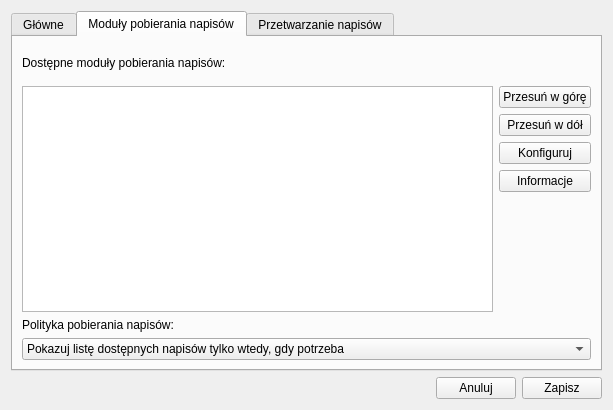
The window that ui/frmoptions.ui (QNapi/qnapi) describes before a commit, drawn with Qt 5.
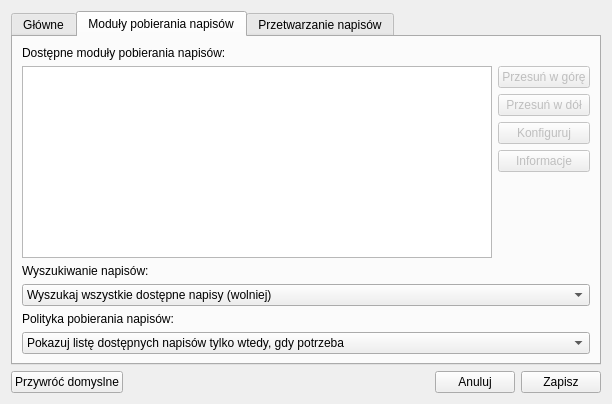
The same window after the commit. Icons and pictures are not drawn.

Commit message: Konfigurowalna lista modulow przeniesiona na QTableWidget (prostsze zarzadzanie)

The edit to the form file:
```diff
--- a/ui/frmoptions.ui
+++ b/ui/frmoptions.ui
@@ -5,8 +5,8 @@
    <rect>
     <x>0</x>
     <y>0</y>
-    <width>613</width>
-    <height>410</height>
+    <width>601</width>
+    <height>404</height>
    </rect>
   </property>
   <property name="windowTitle" >
@@ -154,7 +154,13 @@
         </widget>
        </item>
        <item rowspan="7" row="1" column="0" >
-        <widget class="QTableView" name="tvEngines" >
+        <widget class="QTableWidget" name="twEngines" >
+         <property name="editTriggers" >
+          <set>QAbstractItemView::NoEditTriggers</set>
+         </property>
+         <property name="dragDropMode" >
+          <enum>QAbstractItemView::NoDragDrop</enum>
+         </property>
          <property name="selectionMode" >
           <enum>QAbstractItemView::SingleSelection</enum>
          </property>
@@ -167,12 +173,9 @@
          <property name="horizontalScrollMode" >
           <enum>QAbstractItemView::ScrollPerPixel</enum>
          </property>
-         <property name="cornerButtonEnabled" >
-          <bool>false</bool>
-         </property>
         </widget>
        </item>
-       <item row="8" column="0" >
+       <item row="10" column="0" >
         <widget class="QLabel" name="label" >
          <property name="sizePolicy" >
           <sizepolicy vsizetype="Maximum" hsizetype="Preferred" >
@@ -185,7 +188,7 @@
          </property>
         </widget>
        </item>
-       <item row="9" column="0" colspan="2" >
+       <item row="11" column="0" colspan="2" >
         <widget class="QComboBox" name="comboBox" >
          <property name="currentIndex" >
           <number>1</number>
@@ -212,6 +215,9 @@
        </item>
        <item row="1" column="1" >
         <widget class="QPushButton" name="pbMoveUp" >
+         <property name="enabled" >
+          <bool>false</bool>
+         </property>
          <property name="text" >
           <string>Przesuń w górę</string>
          </property>
@@ -221,19 +227,32 @@
          </property>
         </widget>
        </item>
-       <item row="2" column="1" >
-        <widget class="QPushButton" name="pbMoveDown" >
+       <item row="9" column="0" colspan="2" >
+        <widget class="QComboBox" name="comboBox_2" >
+         <item>
+          <property name="text" >
+           <string>Wyszukaj wszystkie dostępne napisy (wolniej)</string>
+          </property>
+         </item>
+         <item>
+          <property name="text" >
+           <string>Przerwij wyszukiwanie po znalezieniu pasujących napisów (szybciej)</string>
+          </property>
+         </item>
+        </widget>
+       </item>
+       <item row="8" column="0" colspan="2" >
+        <widget class="QLabel" name="label_2" >
          <property name="text" >
-          <string>Przesuń w dół</string>
-         </property>
-         <property name="icon" >
-          <iconset resource="../res/resources.qrc" >
-           <normaloff>:/ui/arrow_down.png</normaloff>:/ui/arrow_down.png</iconset>
+          <string>Wyszukiwanie napisów:</string>
          </property>
         </widget>
        </item>
        <item row="3" column="1" >
-        <widget class="QPushButton" name="pushButton" >
+        <widget class="QPushButton" name="pbEngineConf" >
+         <property name="enabled" >
+          <bool>false</bool>
+         </property>
          <property name="text" >
           <string>Konfiguruj</string>
          </property>
@@ -245,6 +264,9 @@
        </item>
        <item row="4" column="1" >
         <widget class="QPushButton" name="pbEngineInfo" >
+         <property name="enabled" >
+          <bool>false</bool>
+         </property>
          <property name="text" >
           <string>Informacje</string>
          </property>
@@ -254,6 +276,20 @@
          </property>
         </widget>
        </item>
+       <item row="2" column="1" >
+        <widget class="QPushButton" name="pbMoveDown" >
+         <property name="enabled" >
+          <bool>false</bool>
+         </property>
+         <property name="text" >
+          <string>Przesuń w dół</string>
+         </property>
+         <property name="icon" >
+          <iconset resource="../res/resources.qrc" >
+           <normaloff>:/ui/arrow_down.png</normaloff>:/ui/arrow_down.png</iconset>
+         </property>
+        </widget>
+       </item>
       </layout>
      </widget>
      <widget class="QWidget" name="tabPostProcessing" >
@@ -552,6 +588,13 @@
    </item>
    <item>
     <layout class="QHBoxLayout" >
+     <item>
+      <widget class="QPushButton" name="pushButton" >
+       <property name="text" >
+        <string>Przywróć domyslne</string>
+       </property>
+      </widget>
+     </item>
      <item>
       <spacer>
        <property name="orientation" >
```
Left out of the diff: 25 changed lines with no effect on the pictures. The commit also changes 2 other files.
